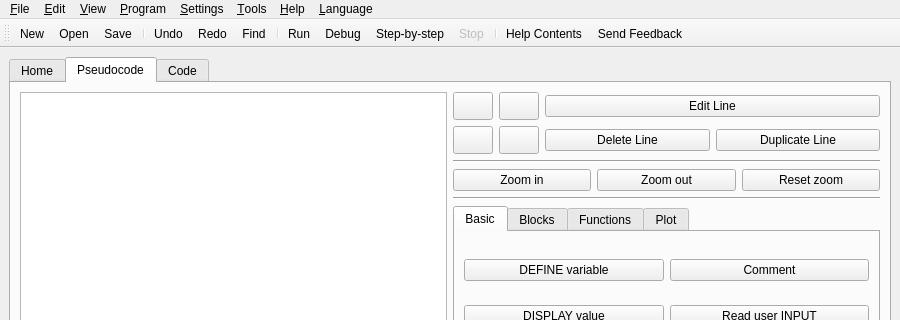
First picture: the form in src/forms/ui_mainwindow.ui, repository TuringApp/Turing, before the edit; both pictures show x 0 to 900 and y 0 to 320 of the 900 by 713 pixel window.
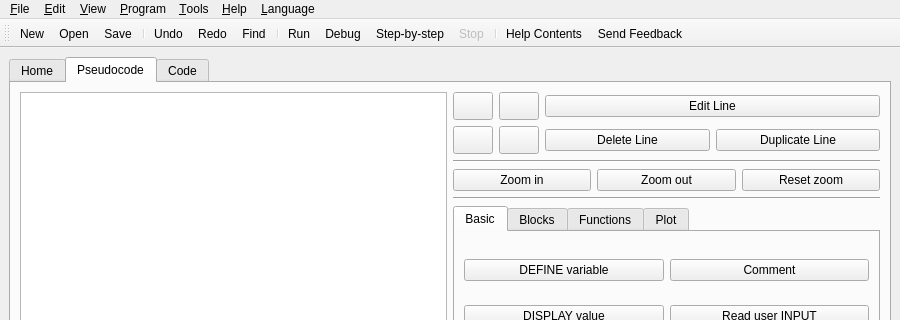
Second picture: the form after the edit. Icons and pictures are not drawn.

Diff of the .ui file:
```diff
--- a/src/forms/ui_mainwindow.ui
+++ b/src/forms/ui_mainwindow.ui
@@ -618,12 +618,6 @@
     <addaction name="actionIndent"/>
     <addaction name="actionUnindent"/>
    </widget>
-   <widget class="QMenu" name="menuSettings">
-    <property name="title">
-     <string>&amp;Settings</string>
-    </property>
-    <addaction name="actionSettings"/>
-   </widget>
    <widget class="QMenu" name="menuHelp">
     <property name="title">
      <string>&amp;Help</string>
@@ -699,7 +693,6 @@
    <addaction name="menuEdit"/>
    <addaction name="menuView"/>
    <addaction name="menuProgram"/>
-   <addaction name="menuSettings"/>
    <addaction name="menuTools"/>
    <addaction name="menuHelp"/>
    <addaction name="menuLanguage"/>
```
Left out of the diff: 12 changed lines with no effect on the pictures.
